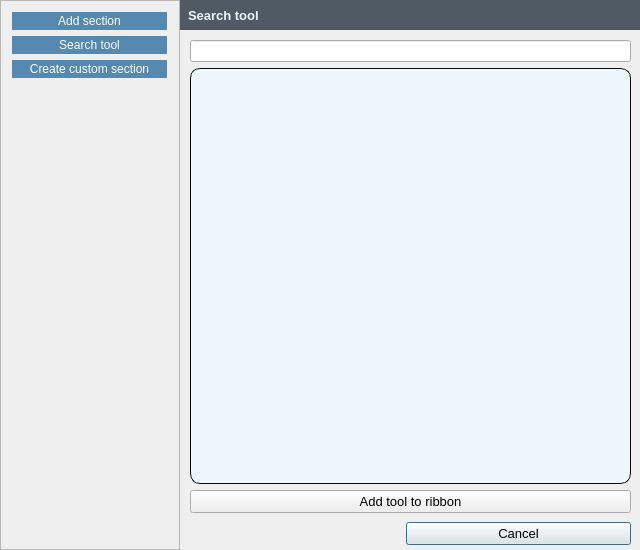
Above: SectionManager/UI/select_section_dialog.ui from GIAPspzoo/GIAP_PolaMap_lite before the change. Below: the same form after it.
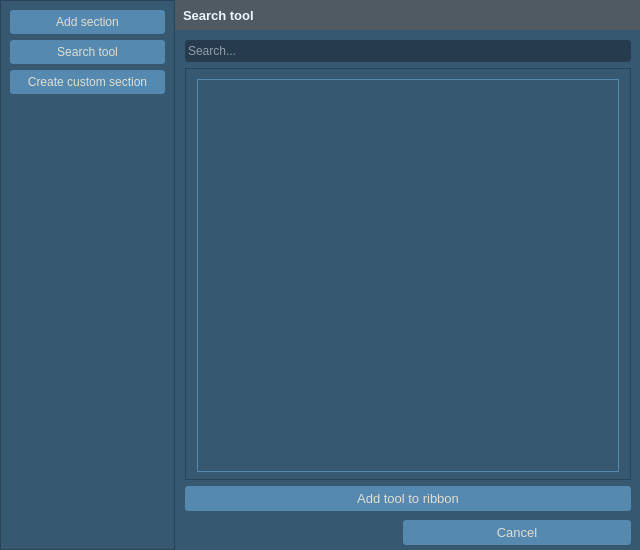
That is the form after the change. The open tabs and pages were chosen to show the change. Icons and pictures are not drawn. Custom widgets are drawn as their Qt base class.

What changed in the file:
```diff
--- a/SectionManager/UI/select_section_dialog.ui
+++ b/SectionManager/UI/select_section_dialog.ui
@@ -36,28 +36,443 @@
     <normaloff>:/plugins/GIAP-giap_layout/icons/giap_logo.png</normaloff>:/plugins/GIAP-giap_layout/icons/giap_logo.png</iconset>
   </property>
   <property name="styleSheet">
-   <string notr="true">QPushButton:hover {
-	font-weight: bold;
+   <string notr="true">* {
+background-color: #365871;
+selection-background-color:  #5589B0;
+color:#E0DECF;
+font: 10pt &quot;Segoe UI&quot;;
 }
-QPushButton:disabled {
-	color: gray;
+QLabel{
+font: 10pt &quot;Segoe UI&quot;;
+color:#E0DECF;
 }
-QPushButton:disabled {
-	color: gray;
+
+
+QScrollBar:horizontal {
+    height: 15px;
 }
+QScrollBar::handle:horizontal {
+    background: #5589B0;
+    border-radius: 5px;
+    width: 10px;
+    margin: 2px 0 2px 0;
+}
+QScrollBar::add-line:horizontal, QScrollBar::sub-line:horizontal  {
+    border: 1px solid #365871;
+    background: #365871;
+    width: 12px;
+}
+ QScrollBar:vertical {
+     width: 15px;
+ }
+ QScrollBar::handle:vertical {
+     background: #5589B0;
+     height: 10px;
+     border-radius: 5px;
+         margin: 0px 2px 0px 2px;
+ }
+ QScrollBar::add-line:vertical{
+    border: 1px solid #365871;
+     background: #365871;
+     height: 12px;
+ }
+
+ QScrollBar::sub-line:vertical {
+      border: 1px solid #365871;
+     background: #365871;
+     height: 12px;
+ }
+
+QAbstractScrollArea::corner {
+ border: 1px solid #365871;
+width: 0px;
+height: 0px;
+}
+QProgressBar {
+    border: 2px solid #263B4E;
+    border-radius: 5px;
+}
+
+QCheckBox::indicator:disabled {
+background-color: #465A68;}
+
+QLineEdit, QTextEdit{
+color:#E0DECF;
+min-height: 20px;
+border: 1px solid;
+border-radius: 3px;
+border-color: #263c4e;
+background-color: #263c4e;
+}
+
+QLineEdit:focus{
+border: solid;
+border-style: solid;
+border-width: 1px;
+border-color: #E0DECF;
+}
+
+QPushButton {
+padding: 5px;
+border: none;
+border-width: 1px;
+border-radius: 3px;
+background-color: #5589B0;
+}
+QPushButton:checked {
+background-color: #5589B0;
+border: solid;
+border-width: 1px;
+border-color: #5589B0;
+}
+
+QPushButton:pressed {
+background-color: #5589B0;
+border: solid;
+border-width: 1px;
+border-color:#5589B0;
+}
+QPushButton:hover {
+background-color: #5589B0;
+border-radius: 3px;
+border: solid;
+border-style: solid;
+border-width: 1px;
+border-color: #E0DECF;
+}
+
+QToolButton {
+border: none;
+border-width: 0px;
+border-radius: 3px;
+background-color: none;
+}
+
+QToolButton:checked {
+background-color:#5589B0;
+border-radius: 3px;
+border: solid;
+border-width: 1px;
+border-color: #5589B0;
+}
+QToolButton:hover {
+background-color: #5589B0;
+border-radius: 3px;
+border: solid;
+border-width: 1px;
+border-color: #E0DECF;
+}
+
+
+QToolButton:pressed {
+background-color:#5589B0;
+border: solid;
+border-width: 1px;
+border-color: #5589B0;
+}
+
+QToolButton::menu, QToolButton::menu-button {
+background-color: #263C4E;
+border: solid;
+border-width: 1px;
+border-color: #5589B0;
+}
+QMenuBar {
+selection-background-color:  #5589B0;
+}
+QMenu{
+border: 1px solid #263c4e;
+
+}
+
+QMenu::item:selected {
+background-color:  #5589B0;
+}
+
+QHeaderView::section {
+    background-color: #5589B0;
+    color: #E0DECF;
+    padding-left: 4px;
+    border: 1px solid #4F5A63;
+}
+
+QHeaderView::section:checked
+{
+    background-color: #5589B0;
+}
+
+QComboBox{
+min-height: 26px;
+}
+
+QComboBox QListView{
+selection-background-color:  #5589B0;
+    color: #E0DECF;
+     border: 1px solid #263c4e;
+}
+
+QComboBox:disabled {
+background-color: #465A68;
+color: black;
+}
+
+QComboBox:editable {
+border: 0px solid #5589B0;
+border-radius: 3px;
+background-color: #263c4e;
+padding: 0px 0px 0px 3px;
+}
+
+QComboBox:editable:focus{
+border: solid;
+border-style: solid;
+border-width: 1px;
+border-color: #E0DECF;
+}
+
+QComboBox:!editable {
+border: 0px solid #5589B0;
+border-radius: 3px;
+background-color: #263c4e;
+padding:0px 3px 0px 3px;
+}
+
+QComboBox:!editable:on {
+background-color: #263c4e;
+border: solid;
+border-width: 1px;
+border-color: #365871;
+padding:0px 5px 0px 3px;
+}
+
+QComboBox::drop-down {
+border-left: solid;
+border-width: 0px;
+background-color: #263c4e;
+border-radius: 3px;
+}
+QComboBox::drop-down:editable:on {
+background-color:#263c4e;
+border: solid;
+border-width: 1px;
+border-color: #263c4e;
+}
+
+QComboBox::drop-down:!editable:on {
+background-color: #263c4e;
+}
+
+QComboBox::down-arrow {
+        image:  url(:/plugins/GIAP-PolaMap/icons/branch-open.png);
+    width: 18px;
+    height: 28px;
+}
+
+QComboBox::down-arrow:hover, QComboBox::down-arrow:pressed{
+border: solid;
+border-width: 0px;
+border-color: #E0DECF;
+border-radius: 3px;
+margin:0px 3px 0px -1px;
+}
+
+QToolTip {
+color:#E0DECF;
+	font: 10pt &quot;Segoe UI&quot;;
+font-weight: normal;
+border-style: double;
+border: 1px;
+border-radius: 3px;
+background-color:#4F5A63;
+}
+
+Line{
+color: 1px solid #E0DECF;
+}
+
+QTabBar::tab {
+padding: 2px;
+color: #E0DECF;
+}
+QTabWidget::tab-bar {
+    left: 5px;
+}
+QTabWidget::pane {
+border: 1px solid #365871;
+border-top: 1px solid #5589B0;
+}
+
+QTabBar::tab:selected, QTabBar::tab:hover, QTabBar::tab:!selected:hover {
+font-weight: 450;
+padding: 3px;
+border-top: 1px solid #365871;
+border-right: 0px solid #E0DECF;
+border-left: 0px solid #E0DECF;
+border-bottom: 3px solid #E0DECF;
+margin-bottom: 2px;
+background: #5589B0;
+}
+
+QTabBar::tab:!selected {
+font-weight: 450;
+color: #E0DECF;
+border: 2px solid #365871;
+margin-bottom: 2px;
+padding: 3px;
+}
+
+QTreeView {
+    border: 1px solid;
+    border-color: #5589B0;
+    margin: 2px;
+   show-decoration-selected: 1;
+}
+
+QTreeView::item,
 QTreeView::branch {
-        color: #5689b0;
+    color: #E0DECF;
+     padding: 2px;
 }
-QListWidget {
-	alternate-background-color:  #e6e6e6;
+
+QTreeView:branch:hover,
+QTreeView:item:hover
+{
+    background-color: #5589B0;
 }
-QListWidget:item:selected {
-	background: #6fb1e3;
-	color: #EDF6FC;
+
+QTreeView:branch:selected,
+QTreeView:item:selected
+{
+    background-color: #5589B0;
+    color: #E0DECF;
 }
-QAbstractItemView {
-	color:  #0A0C0D;
-}</string>
+
+QTreeView::branch:has-children:!has-siblings:closed,
+QTreeView::branch:closed:has-children:has-siblings {
+        border-image: none;
+        image: url(:/plugins/GIAP-PolaMap/icons/branch-closed.png);
+}
+
+QTreeView::branch:open:has-children:!has-siblings,
+QTreeView::branch:open:has-children:has-siblings  {
+        border-image: none;
+        image:  url(:/plugins/GIAP-PolaMap/icons/branch-open.png);
+}
+
+QProgressBar {
+    border: 2px solid #365871;
+    background-color: #365871;
+    border-radius: 3px;
+    text-align: center;
+    color: #E0DECF;
+}
+
+QProgressBar::chunk {
+    background-color: #5589B0;
+}
+QSpinBox, QDoubleSpinBox,
+QSpinBox:editable,
+QSpinBox:hover,
+QSpinBox:pressed,
+QDoubleSpinBox:editable,
+QDoubleSpinBox:hover,
+QDoubleSpinBox:pressed {
+    border: 1px solid;
+    border-radius: 3px;
+    border-color: #263c4e;
+background-color: #263c4e;
+}
+QSpinBox:focus, QDoubleSpinBox:focus {
+border-style: solid;
+border-width: 0px;
+border-color: #E0DECF;
+}
+QSpinBox:disabled, QDoubleSpinBox:disabled {
+  border: none;
+  border-bottom: 1px solid #263c4e;
+  border-radius: 0;
+  background: #263c4e;
+  color: #000000;
+}
+QSpinBox::up-button, QDoubleSpinBox::up-button{
+  subcontrol-origin: border;
+  subcontrol-position: top right;
+  border: 0px solid #E0DECF;
+  border-radius: 3;
+  background: #263c4e;
+}
+
+QSpinBox::down-button, QDoubleSpinBox::down-button {
+  subcontrol-origin: border;
+  subcontrol-position: bottom right;
+  border: 0px solid #E0DECF;
+  border-radius: 3;
+  background: #263c4e;
+}
+QSpinBox::down-button:hover, QDoubleSpinBox::down-button:hover, QSpinBox::up-button:hover, QDoubleSpinBox::up-button:hover {
+border: solid;
+border-width: 1px;
+border-color: #E0DECF;
+}
+
+QSpinBox::up-arrow:disabled,
+QSpinBox::up-arrow:off {
+  image: none;
+}
+
+QSpinBox::down-arrow:disabled,
+QSpinBox::down-arrow:off,
+ QDoubleSpinBox::down-arrow:disabled,
+QDoubleSpinBox::down-arrow:off{
+  image: none;
+}
+
+QTableView {
+    selection-background-color: #5589B0;
+}
+
+QGroupBox {
+    border-top: 1px solid #E0DECF;
+    margin-top: 5ex;
+}
+QGroupBox::title {
+    subcontrol-origin: margin;
+    padding: 0 5px;
+    }
+
+QDockWidget {
+    border: 10px solid lightgray;
+
+}
+
+QTableView, QListView
+        {
+            gridline-color:#4F5A63;
+            color: #E0DECF;
+            alternate-background-color: #4F5A63;
+            selection-background-color: #5589B0;
+            border: 1px solid #5589B0;
+        }
+QTableView::item, QListView::item
+        {
+            color: #E0DECF;
+        }
+QTableView::item:hover, QListView::item:hover
+        {
+            color: #E0DECF;
+            background: #5589B0;
+            selection-background-color: #5589B0;
+        }
+QTableView::item:focus, QListView::item:focus
+        {
+            color: #E0DECF;
+            background: #263B4E;
+        }
+QTableView::item:selected, QListView::item:selected
+        {
+            color: #E0DECF;
+            background-color: #5589B0;
+        }</string>
   </property>
   <property name="locale">
    <locale language="English" country="UnitedKingdom"/>
@@ -145,9 +560,9 @@
      </property>
      <property name="font">
       <font>
-       <family>Segoe UI Light</family>
-       <pointsize>8</pointsize>
-       <weight>9</weight>
+       <family>Segoe UI</family>
+       <pointsize>10</pointsize>
+       <weight>50</weight>
        <italic>false</italic>
        <bold>false</bold>
       </font>
@@ -180,9 +595,7 @@
          </size>
         </property>
         <property name="styleSheet">
-         <string notr="true">border-right: 2px solid #b7d3e8;
-padding: 2px;
-</string>
+         <string notr="true"/>
         </property>
         <property name="frameShape">
          <enum>QFrame::StyledPanel</enum>
@@ -194,30 +607,7 @@
          <item>
           <widget class="QPushButton" name="addSectionTab">
            <property name="styleSheet">
-            <string notr="true">QPushButton{   
-   background-color: #5689b0;
-   color: #FFF;
-   border: none;
-   border-radius:none;
-}
-QPushButton:hover {
-
-	font-weight: bold;
-}
-QPushButton:pressed {
-   background-color: #5689b0;
-   border: 1px solid #6fb1e3;
-}
-
-QPushButton:disabled
-{
-	color: gray;
-}
-
-QPushButton:disabled
-{
-	color: gray;
-}</string>
+            <string notr="true"/>
            </property>
            <property name="text">
             <string>Add section</string>
@@ -227,31 +617,7 @@
          <item>
           <widget class="QPushButton" name="searchToolTab">
            <property name="styleSheet">
-            <string notr="true">QPushButton{   
-   background-color: #5689b0;
-   color: #FFF;
-   border: none;
-   border-radius:none;
-   width:125%;
-}
-QPushButton:hover {
-
-	font-weight: bold;
-}
-QPushButton:pressed {
-   background-color: #5689b0;
-   border: 1px solid #6fb1e3;
-}
-
-QPushButton:disabled
-{
-	color: gray;
-}
-
-QPushButton:disabled
-{
-	color: gray;
-}</string>
+            <string notr="true"/>
            </property>
            <property name="text">
             <string>Search tool</string>
@@ -267,30 +633,7 @@
             </size>
            </property>
            <property name="styleSheet">
-            <string notr="true">QPushButton{   
-   background-color: #5689b0;
-   color: #FFF;
-   border: none;
-   border-radius:none;
-}
-QPushButton:hover {
-
-	font-weight: bold;
-}
-QPushButton:pressed {
-   background-color: #5689b0;
-   border: 1px solid #6fb1e3;
-}
-
-QPushButton:disabled
-{
-	color: gray;
-}
-
-QPushButton:disabled
-{
-	color: gray;
-}</string>
+            <string notr="true"/>
            </property>
            <property name="text">
             <string>Create custom section</string>
@@ -619,9 +962,7 @@
              </size>
             </property>
             <property name="styleSheet">
-             <string notr="true">border: 1px solid  #0A0C0D;
-border-radius: 10px;
-background-color: #EDF6FC;</string>
+             <string notr="true"/>
             </property>
             <property name="frameShape">
              <enum>QFrame::StyledPanel</enum>
@@ -648,34 +989,51 @@
                 <enum>Qt::CustomContextMenu</enum>
                </property>
                <property name="styleSheet">
-                <string notr="true">QTreeView:item{
-	color: #0A0C0D;    
-	border: none;
+                <string notr="true">QListView {
+background-color: #365871;
+selection-background-color:  #5589B0;
+font: 10pt &quot;Segoe UI&quot;;
+padding: 2px;
 }
-QTreeView:item:hover{   
-	background-color: #6FB1E3;
-	color: #fff;
+QLabel{
+font: 12pt &quot;Segoe UI&quot;;
+color:#E0DECF;
 }
-QTreeView:branch:hover{   
-	background-color: #6FB1E3;
-	color: #fff;
+
+QScrollBar:horizontal {
+    height: 15px;
 }
-QTreeView:item:selected{
-	background-color: #6FB1E3;
-	color: #fff;
+QScrollBar::handle:horizontal {
+    background: #5589B0;
+    border-radius: 5px;
+    width: 10px;
+    margin: 2px 0 2px 0;
 }
-QTreeView{    
-	border:1px;
-}
-QToolTip{    
-	color:#EDF6FC;    
-	font: 9pt &quot;Segoe UI&quot;;    
-	font-weight: normal;    
-	border-style: outset;    
-	border: none;    
-	border-radius: 6px;    
-	background-color:qlineargradient(spread:pad, x1:0, y1:1, x2:0, y2:0, stop:0 #41617c, stop:1 #5a87ac);
-}</string>
+
+ QScrollBar:vertical {
+     width: 15px;
+ }
+ QScrollBar::handle:vertical {
+     background: #5589B0;
+     height: 10px;
+     border-radius: 5px;
+	 margin: 0px 2px 0px 2px;
+ }
+ QScrollBar::add-line:vertical{
+border: 1px solid #365871;
+     background:#365871;
+     height: 12px;
+ }
+
+ QScrollBar::sub-line:vertical {
+border: 1px solid #365871;
+     background: #365871;
+     height: 12px;
+ }
+</string>
+               </property>
+               <property name="frameShape">
+                <enum>QFrame::NoFrame</enum>
                </property>
                <property name="showDropIndicator" stdset="0">
                 <bool>false</bool>
```
Left out of the diff: 103 changed lines with no effect on the pictures.
